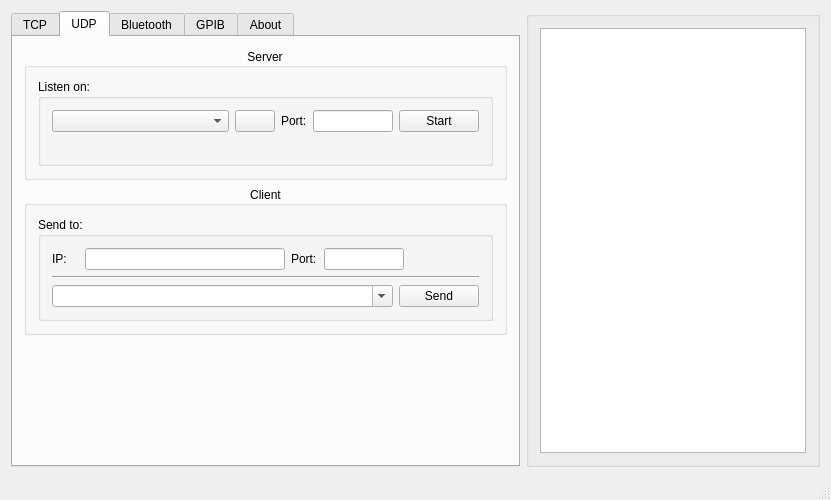
Above: mainwindow.ui from rookiepeng/comm-test before the change. Below: the same form after it.
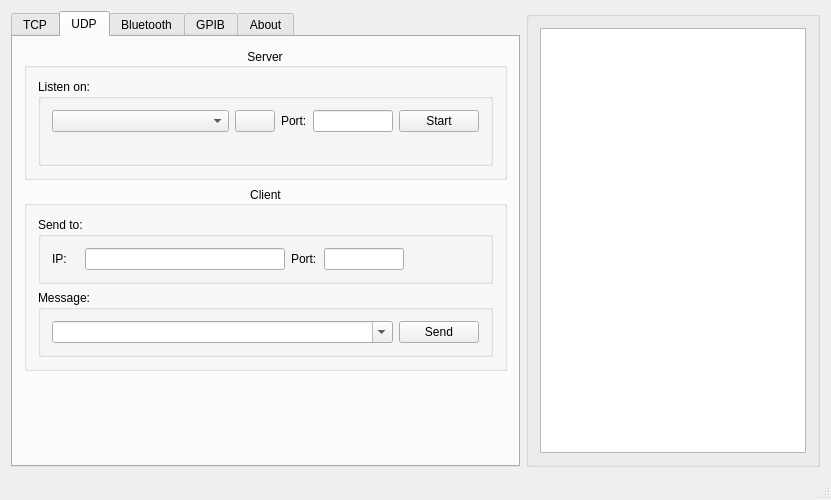
That is the form after the change. The open tabs and pages were chosen to show the change. Icons and pictures are not drawn.

```diff
--- a/mainwindow.ui
+++ b/mainwindow.ui
@@ -553,13 +553,15 @@
                 </item>
                </layout>
               </item>
-              <item>
-               <widget class="Line" name="line_3">
-                <property name="orientation">
-                 <enum>Qt::Horizontal</enum>
-                </property>
-               </widget>
-              </item>
+             </layout>
+            </widget>
+           </item>
+           <item>
+            <widget class="QGroupBox" name="groupBox_UdpMessage">
+             <property name="title">
+              <string>Message:</string>
+             </property>
+             <layout class="QVBoxLayout" name="verticalLayout_19">
               <item>
                <layout class="QHBoxLayout" name="horizontalLayout_6">
                 <item>
```
Left out of the diff: 4 changed lines with no effect on the pictures.
